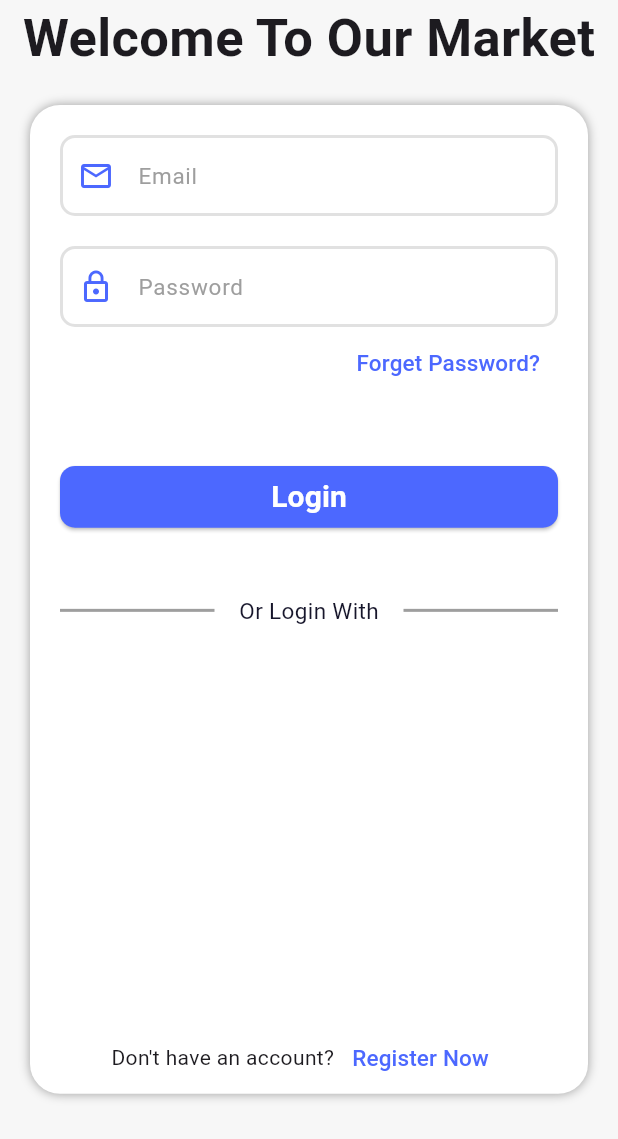
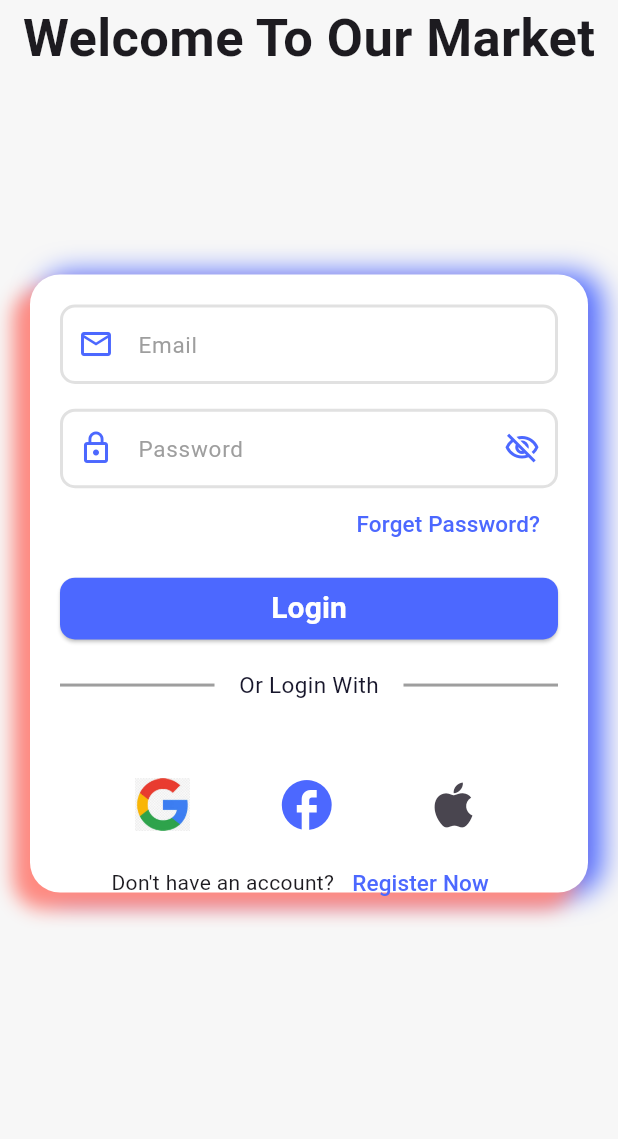
Before and after one commit to M-Waleed-Elsherbeny/E_Commerce_Market, a Flutter app: the screen it shows after launch, on a phone screen of 412 x 824 dp. Shown: the top 1139 px of the screen. Run offline on Flutter 3.47's test engine with Material 3 defaults, Android fonts, the phone set to English and light mode, and no system bars.

Commit message:
Finished Login Screen

```diff
--- /dev/null
+++ b/lib/core/assets/app_assets.dart
@@ -0,0 +1,5 @@
+class AppAssets {
+  static const String iconPath = 'assets/icons';
+  static const String imagePath = 'assets/images';
+  static const String googleIcon = '$iconPath/google_icon.jpg';
+}
--- a/lib/main.dart
+++ b/lib/main.dart
@@ -1,6 +1,6 @@
 import 'package:flutter/material.dart';
 import 'package:my_e_commerce_app/core/colors/app_colors.dart';
-import 'package:my_e_commerce_app/screens/auth/UI/login_screen.dart';
+import 'package:my_e_commerce_app/screens/auth/ui/login_screen.dart';
 
 void main() {
   runApp(const MyApp());
--- a/lib/screens/auth/UI/login_screen.dart
+++ b/lib/screens/auth/UI/login_screen.dart
@@ -1,5 +1,9 @@
 import 'package:flutter/material.dart';
+import 'package:my_e_commerce_app/core/assets/app_assets.dart';
 import 'package:my_e_commerce_app/core/colors/app_colors.dart';
+import 'package:my_e_commerce_app/screens/auth/ui/widgets/custom_button.dart';
+import 'package:my_e_commerce_app/screens/auth/ui/widgets/custom_text_field.dart';
+import 'package:my_e_commerce_app/screens/auth/ui/widgets/custon_login_methods.dart';
 
 class LoginScreen extends StatefulWidget {
   const LoginScreen({super.key});
@@ -16,24 +20,37 @@ class _LoginScreenState extends State<LoginScreen> {
     deviceHeight = MediaQuery.of(context).size.height;
     return Scaffold(
       body: SafeArea(
-        child: Center(
+        child: SingleChildScrollView(
           child: Column(
             children: [
               Text(
                 "Welcome To Our Market",
                 style: TextStyle(fontSize: 35, fontWeight: FontWeight.bold),
               ),
-              Container(
+              Center(
+                heightFactor: 1.5,
+                child: Container(
                   margin: EdgeInsets.symmetric(horizontal: 20, vertical: 20),
                   decoration: BoxDecoration(
                     color: AppColors.kWhiteColor,
                     borderRadius: BorderRadius.circular(20),
                     boxShadow: [
-                    BoxShadow(color: AppColors.kGreyColor, blurRadius: 5),
+                      BoxShadow(
+                        color: AppColors.kPrimaryColor,
+                        blurRadius: 15,
+                        spreadRadius: 1,
+                        offset: Offset(8, 0),
+                      ),
+                      BoxShadow(
+                        color: Colors.redAccent.shade100,
+                        blurRadius: 10,
+                        spreadRadius: 1,
+                        offset: Offset(-10, 10),
+                      ),
                     ],
                   ),
                   padding: EdgeInsets.only(left: 20, right: 20, top: 20),
-                height: deviceHeight! * 0.8,
+                  height: deviceHeight! * 0.5,
                   child: Column(
                     mainAxisAlignment: MainAxisAlignment.start,
                     crossAxisAlignment: CrossAxisAlignment.center,
@@ -49,8 +66,9 @@ class _LoginScreenState extends State<LoginScreen> {
                           ),
                         ),
                       ),
-                    SizedBox(height: 20),
+                      SizedBox(height: deviceHeight! * 0.02),
                       CustomTextFormField(
+                        isPassword: true,
                         labelText: "Password",
                         prefixIcon: IconButton(
                           onPressed: () {},
@@ -73,53 +91,16 @@ class _LoginScreenState extends State<LoginScreen> {
                           ),
                         ),
                       ),
+                      SizedBox(height: deviceHeight! * 0.01),
+                      CustomButton(
+                        deviceWidth: deviceWidth,
+                        deviceHeight: deviceHeight,
+                        textButton: "Login",
+                      ),
+                      SizedBox(height: deviceHeight! * 0.02),
+                      CustomOrLoginWith(deviceWidth: deviceWidth),
                       SizedBox(height: deviceHeight! * 0.05),
-                    ElevatedButton(
-                      style: ElevatedButton.styleFrom(
-                        minimumSize: Size(deviceWidth!, deviceHeight! * 0.05),
-                        backgroundColor: AppColors.kPrimaryColor,
-                        shape: RoundedRectangleBorder(
-                          borderRadius: BorderRadius.circular(10),
-                        ),
-                      ),
-                      onPressed: () {},
-                      child: Text(
-                        "Login",
-                        style: TextStyle(
-                          fontSize: 20,
-                          fontWeight: FontWeight.bold,
-                          color: AppColors.kWhiteColor,
-                        ),
-                      ),
-                    ),
-                    SizedBox(height: deviceHeight! * 0.05),
-                    Row(
-                      mainAxisAlignment: MainAxisAlignment.spaceBetween,
-                      children: [
-                        SizedBox(
-                          width: deviceWidth! * 0.25,
-                          child: Divider(
-                            color: AppColors.kGreyColor,
-                            thickness: 2,
-                          ),
-                        ),
-                        Text(
-                          "Or Login With",
-                          style: TextStyle(
-                            color: AppColors.kBlackColor,
-                            fontSize: 15,
-                          ),
-                        ),
-                        SizedBox(
-                          width: deviceWidth! * 0.25,
-                          child: Divider(
-                            color: AppColors.kGreyColor,
-                            thickness: 2,
-                          ),
-                        ),
-                      ],
-                    ),
-                    // SizedBox(height: deviceHeight! * 0.05),
+                      CustomLoginMethods(deviceWidth: deviceWidth),
                       Spacer(),
                       Row(
                         mainAxisAlignment: MainAxisAlignment.center,
@@ -140,6 +121,7 @@ class _LoginScreenState extends State<LoginScreen> {
                     ],
                   ),
                 ),
+              ),
             ],
           ),
         ),
@@ -148,54 +130,29 @@ class _LoginScreenState extends State<LoginScreen> {
   }
 }
 
-class CustomTextFormField extends StatelessWidget {
-  final String labelText;
-  final Widget? prefixIcon;
-  const CustomTextFormField({
-    super.key,
-    required this.labelText,
-    this.prefixIcon,
-  });
+class CustomOrLoginWith extends StatelessWidget {
+  const CustomOrLoginWith({super.key, required this.deviceWidth});
+
+  final double? deviceWidth;
 
   @override
   Widget build(BuildContext context) {
-    return TextFormField(
-      validator: (value) {
-        if (value == null || value.isEmpty) {
-          return 'This field is required';
-        }
-        return null;
-      },
-      keyboardType: TextInputType.emailAddress,
-      cursorColor: AppColors.kPrimaryColor,
-
-      decoration: InputDecoration(
-        contentPadding: EdgeInsets.symmetric(horizontal: 20, vertical: 15),
-        prefixIcon: prefixIcon,
-        label: Text(
-          labelText,
-          style: TextStyle(fontSize: 15, color: AppColors.kGreyColor),
+    return Row(
+      mainAxisAlignment: MainAxisAlignment.spaceBetween,
+      children: [
+        SizedBox(
+          width: deviceWidth! * 0.25,
+          child: Divider(color: AppColors.kGreyColor, thickness: 2),
         ),
-        border: OutlineInputBorder(
-          borderRadius: BorderRadius.circular(10),
-          borderSide: BorderSide(color: AppColors.kBorderSideColor, width: 2),
+        Text(
+          "Or Login With",
+          style: TextStyle(color: AppColors.kBlackColor, fontSize: 15),
         ),
-        focusedBorder: OutlineInputBorder(
-          borderRadius: BorderRadius.circular(10),
-          borderSide: BorderSide(color: AppColors.kBorderSideColor, width: 2),
+        SizedBox(
+          width: deviceWidth! * 0.25,
+          child: Divider(color: AppColors.kGreyColor, thickness: 2),
         ),
-        enabledBorder: OutlineInputBorder(
-          borderRadius: BorderRadius.circular(10),
-          borderSide: BorderSide(color: AppColors.kBorderSideColor, width: 2),
-        ),
-        errorBorder: OutlineInputBorder(
-          borderRadius: BorderRadius.circular(10),
-          borderSide: BorderSide(color: Colors.red, width: 2),
-        ),
-      ),
+      ],
     );
   }
 }
-
-
-// Preparing login Screen UI
--- /dev/null
+++ b/lib/screens/auth/UI/widgets/custom_button.dart
@@ -0,0 +1,33 @@
+import 'package:flutter/material.dart';
+import 'package:my_e_commerce_app/core/colors/app_colors.dart';
+
+class CustomButton extends StatelessWidget {
+  const CustomButton({
+    super.key,
+    this.deviceWidth,
+    this.deviceHeight,
+    required this.textButton,
+  });
+  final double? deviceWidth, deviceHeight;
+  final String textButton;
+
+  @override
+  Widget build(BuildContext context) {
+    return ElevatedButton(
+      style: ElevatedButton.styleFrom(
+        minimumSize: Size(deviceWidth!, deviceHeight! * 0.05),
+        backgroundColor: AppColors.kPrimaryColor,
+        shape: RoundedRectangleBorder(borderRadius: BorderRadius.circular(10)),
+      ),
+      onPressed: () {},
+      child: Text(
+        textButton,
+        style: TextStyle(
+          fontSize: 20,
+          fontWeight: FontWeight.bold,
+          color: AppColors.kWhiteColor,
+        ),
+      ),
+    );
+  }
+}
--- /dev/null
+++ b/lib/screens/auth/UI/widgets/custom_text_field.dart
@@ -0,0 +1,65 @@
+import 'package:flutter/material.dart';
+import 'package:my_e_commerce_app/core/colors/app_colors.dart';
+
+class CustomTextFormField extends StatelessWidget {
+  final String labelText;
+  final Widget? prefixIcon;
+  final bool isPassword;
+  const CustomTextFormField({
+    super.key,
+    required this.labelText,
+    this.prefixIcon,
+    this.isPassword = false,
+  });
+
+  @override
+  Widget build(BuildContext context) {
+    return TextFormField(
+      validator: (value) {
+        if (value == null || value.isEmpty) {
+          return 'This field is required';
+        }
+        return null;
+      },
+      keyboardType: TextInputType.emailAddress,
+      cursorColor: AppColors.kPrimaryColor,
+      obscureText: isPassword,
+      obscuringCharacter: "*",
+      style: TextStyle(fontSize: 15, color: AppColors.kGreyColor),
+      decoration: InputDecoration(
+        contentPadding: EdgeInsets.symmetric(horizontal: 20, vertical: 15),
+        prefixIcon: prefixIcon,
+        suffixIcon:
+            isPassword
+                ? IconButton(
+                  onPressed: () {},
+                  icon: Icon(
+                    Icons.visibility_off_outlined,
+                    color: AppColors.kPrimaryColor,
+                  ),
+                )
+                : null,
+        label: Text(
+          labelText,
+          style: TextStyle(fontSize: 15, color: AppColors.kGreyColor),
+        ),
+        border: OutlineInputBorder(
+          borderRadius: BorderRadius.circular(10),
+          borderSide: BorderSide(color: AppColors.kBorderSideColor, width: 2),
+        ),
+        focusedBorder: OutlineInputBorder(
+          borderRadius: BorderRadius.circular(10),
+          borderSide: BorderSide(color: AppColors.kBorderSideColor, width: 2),
+        ),
+        enabledBorder: OutlineInputBorder(
+          borderRadius: BorderRadius.circular(10),
+          borderSide: BorderSide(color: AppColors.kBorderSideColor, width: 2),
+        ),
+        errorBorder: OutlineInputBorder(
+          borderRadius: BorderRadius.circular(10),
+          borderSide: BorderSide(color: Colors.red, width: 2),
+        ),
+      ),
+    );
+  }
+}
--- /dev/null
+++ b/lib/screens/auth/UI/widgets/custon_login_methods.dart
@@ -0,0 +1,52 @@
+import 'package:flutter/material.dart';
+import 'package:my_e_commerce_app/core/assets/app_assets.dart';
+import 'package:my_e_commerce_app/core/colors/app_colors.dart';
+
+class CustomLoginMethods extends StatelessWidget {
+  const CustomLoginMethods({super.key, required this.deviceWidth});
+
+  final double? deviceWidth;
+
+  @override
+  Widget build(BuildContext context) {
+    return Row(
+      mainAxisAlignment: MainAxisAlignment.spaceEvenly,
+      children: [
+        IconButton(
+          splashColor: AppColors.kPrimaryColor.withAlpha(100),
+          style: IconButton.styleFrom(
+            backgroundColor: AppColors.kWhiteColor,
+            shape: RoundedRectangleBorder(
+              borderRadius: BorderRadius.circular(10),
+            ),
+          ),
+          onPressed: () {},
+          icon: Image.asset(
+            AppAssets.googleIcon,
+            width: deviceWidth! * 0.09,
+            fit: BoxFit.cover,
+          ),
+        ),
+        IconButton(
+          splashColor: AppColors.kPrimaryColor.withAlpha(100),
+          style: IconButton.styleFrom(
+            backgroundColor: AppColors.kWhiteColor,
+            shape: RoundedRectangleBorder(
+              borderRadius: BorderRadius.circular(10),
+            ),
+          ),
+          onPressed: () {},
+          icon: Icon(
+            Icons.facebook_outlined,
+            size: 40,
+            color: AppColors.kPrimaryColor,
+          ),
+        ),
+        IconButton(
+          onPressed: () {},
+          icon: Icon(Icons.apple_outlined, size: 40),
+        ),
+      ],
+    );
+  }
+}
--- a/pubspec.yaml
+++ b/pubspec.yaml
@@ -58,8 +58,9 @@ flutter:
   uses-material-design: true
 
   # To add assets to your application, add an assets section, like this:
-  # assets:
-  #   - images/a_dot_burr.jpeg
+  assets:
+    - assets/images/
+    - assets/icons/
   #   - images/a_dot_ham.jpeg
 
   # An image asset can refer to one or more resolution-specific "variants", see
```
Also changed, not shown: assets/icons/google_icon.jpg (added). Lines whose indentation alone changed are shown as unchanged.
